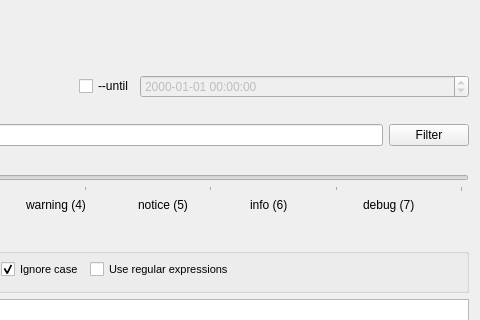
Before: the Qt Designer form ui/showbootlog.ui in pentix/qjournalctl, drawn with Qt 5; both pictures show x 435 to 915 and y 0 to 320 of the 915 by 632 pixel window.
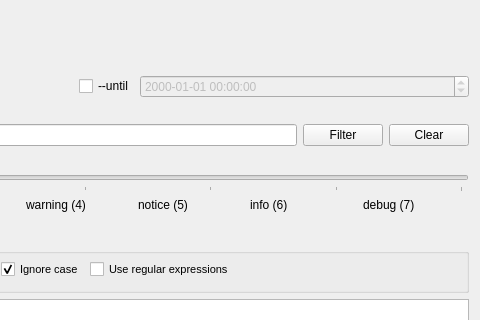
After: the same form once the commit is applied. Icons and pictures are not drawn.

Commit message: ShowBootLog: Completion: Trying to implement a better identifier management

```diff
--- a/ui/showbootlog.ui
+++ b/ui/showbootlog.ui
@@ -233,6 +233,16 @@
          </property>
         </widget>
        </item>
+       <item>
+        <widget class="QPushButton" name="clearButton">
+         <property name="focusPolicy">
+          <enum>Qt::NoFocus</enum>
+         </property>
+         <property name="text">
+          <string>Clear</string>
+         </property>
+        </widget>
+       </item>
       </layout>
      </item>
      <item>
```
Left out of the diff: 4 changed lines with no effect on the pictures. The commit also changes 2 other files.
